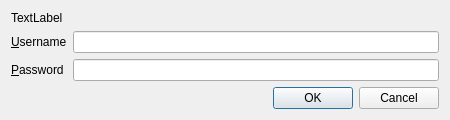
The window that Version 1.x/UI/dpasswordPrompt.ui (textbrowser/dooble) describes before a commit, drawn with Qt 5.
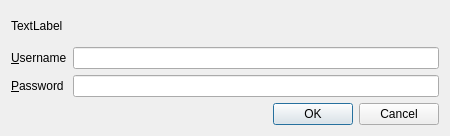
The same window after the commit.

Commit message: New label on passphrase dialog.

```diff
--- a/Version 1.x/UI/dpasswordPrompt.ui
+++ b/Version 1.x/UI/dpasswordPrompt.ui
@@ -7,7 +7,7 @@
     <x>0</x>
     <y>0</y>
     <width>450</width>
-    <height>113</height>
+    <height>136</height>
    </rect>
   </property>
   <property name="minimumSize">
@@ -22,6 +22,12 @@
   <layout class="QVBoxLayout" name="verticalLayout">
    <item>
     <widget class="QLabel" name="messageLabel">
+     <property name="sizePolicy">
+      <sizepolicy hsizetype="Preferred" vsizetype="MinimumExpanding">
+       <horstretch>0</horstretch>
+       <verstretch>0</verstretch>
+      </sizepolicy>
+     </property>
      <property name="text">
       <string>TextLabel</string>
      </property>
```
The commit also changes 2 other files.
